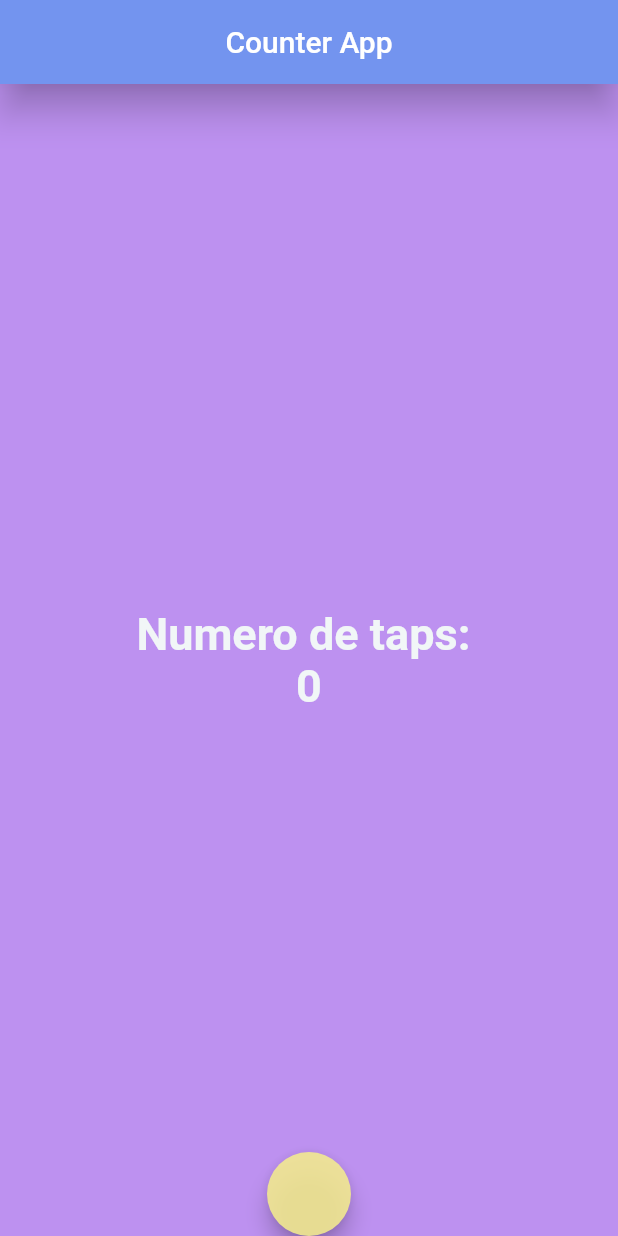
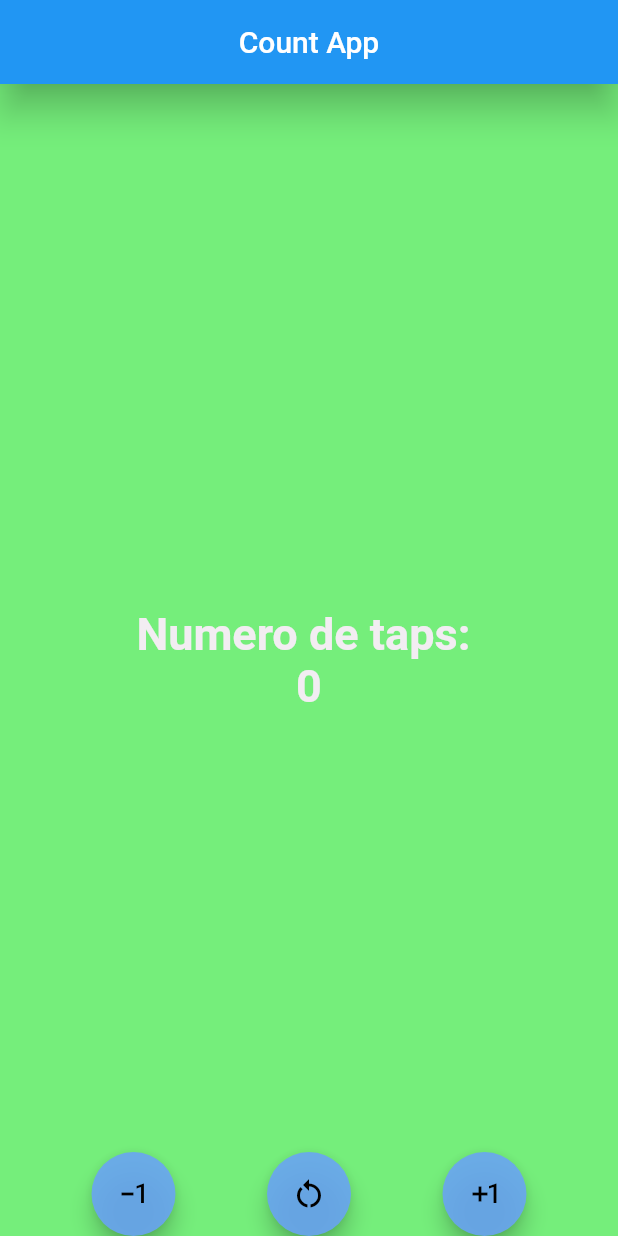
Before and after one commit to Fabiola08/counter_app, a Flutter app: the screen it shows after launch, on a phone screen of 412 x 824 dp. Run offline on Flutter 3.47's test engine with Material 2 defaults, Android fonts, the phone set to English and light mode, and no system bars.

Commit message:
finalizando proyecto

```diff
--- a/lib/main.dart
+++ b/lib/main.dart
@@ -1,4 +1,4 @@
-import 'package:counter_app/screens/home_screen.dart';
+import 'package:counter_app/screens/counter_screen.dart';
 import 'package:flutter/material.dart';
 
 void main (List<String> args) {
@@ -12,7 +12,7 @@ class MiApp extends StatelessWidget{
   Widget build(BuildContext context) {
     return const MaterialApp(
       debugShowCheckedModeBanner:false,
-      home: HomeScreen(),
+      home: CounterScreen(),
     );
   }
 }
--- /dev/null
+++ b/lib/screens/counter_screen.dart
@@ -0,0 +1,105 @@
+import 'package:flutter/material.dart';
+
+class CounterScreen extends StatefulWidget {
+  const CounterScreen({super.key});
+
+  @override
+  State<CounterScreen> createState() => _CounterScreenState();
+}
+
+//Clase privada
+class _CounterScreenState extends State<CounterScreen> {
+  int contador = 0;
+  final TextStyle estiloTexto = const TextStyle(
+    fontSize: 30,
+    color: Color.fromARGB(255, 242, 237, 242),
+    fontWeight: FontWeight.bold,
+  );
+
+  void incrementar(){
+    contador++;
+    setState(() {});
+  }
+
+  void decrementar(){
+    contador--;
+    setState(() {});
+  }
+
+  void reiniciar(){
+    contador=0;
+    setState(() {});
+  }
+
+
+
+  @override
+  Widget build(BuildContext context) {
+    return Scaffold(
+      appBar: AppBar(
+        title: const Text('Count App'),
+        centerTitle: true,
+        elevation: 10,
+      ),
+      backgroundColor: const Color.fromARGB(255, 117, 238, 123),
+      body: Center(
+        child: Column(
+          mainAxisAlignment: MainAxisAlignment.center,
+          children: [
+            Text('Numero de taps: ', style: estiloTexto),
+            Text(
+              '$contador',
+              style: estiloTexto,
+            ),
+          ],
+        ),
+      ),
+      floatingActionButtonLocation: FloatingActionButtonLocation.centerDocked,
+      floatingActionButton: CustomFloatingActionButton(
+        decrease: decrementar,
+        increase: incrementar,
+        reset: reiniciar,
+        ),
+    );
+  }
+}
+
+class CustomFloatingActionButton extends StatelessWidget {
+  final Function increase;
+  final Function decrease;
+  final Function reset;
+
+  const CustomFloatingActionButton({
+    super.key,
+    required this.increase,
+    required this.decrease,
+    required this.reset,
+  });
+
+  @override
+  Widget build(BuildContext context) {
+    return Row(
+      mainAxisAlignment: MainAxisAlignment.spaceEvenly ,
+      children: [
+        FloatingActionButton(
+          onPressed: ()=> decrease(),
+          backgroundColor: const Color.fromARGB(223, 105, 163, 246),
+          foregroundColor: const Color.fromARGB(255, 0, 0, 0),
+          child: const Icon(Icons.exposure_minus_1),
+        ),
+        FloatingActionButton(
+          onPressed: ()=>reset(),
+          backgroundColor: const Color.fromARGB(223, 105, 163, 246),
+          foregroundColor: const Color.fromARGB(255, 0, 0, 0),
+          child: const Icon(Icons.restart_alt),
+        ),
+        FloatingActionButton(
+          onPressed: ()=>increase(),
+          backgroundColor: const Color.fromARGB(223, 105, 163, 246),
+          foregroundColor: const Color.fromARGB(255, 0, 0, 0),
+          child: const Icon(Icons.exposure_plus_1),
+        ),
+      ],
+    );
+  }
+}
```
